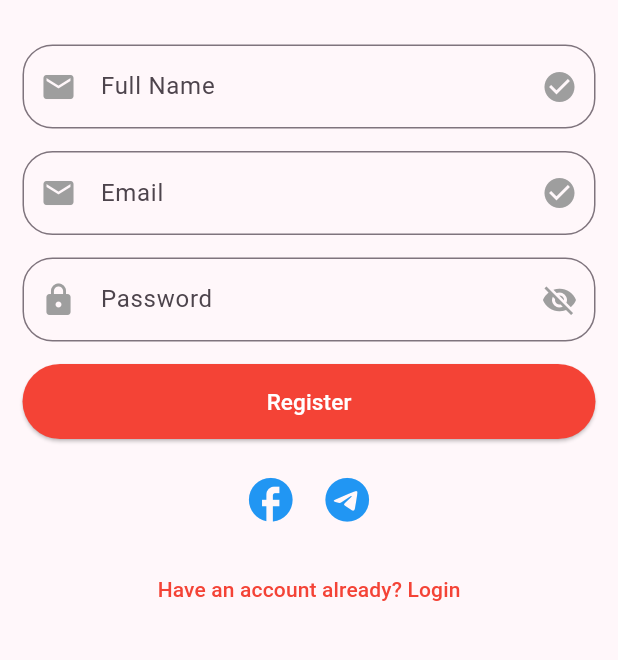
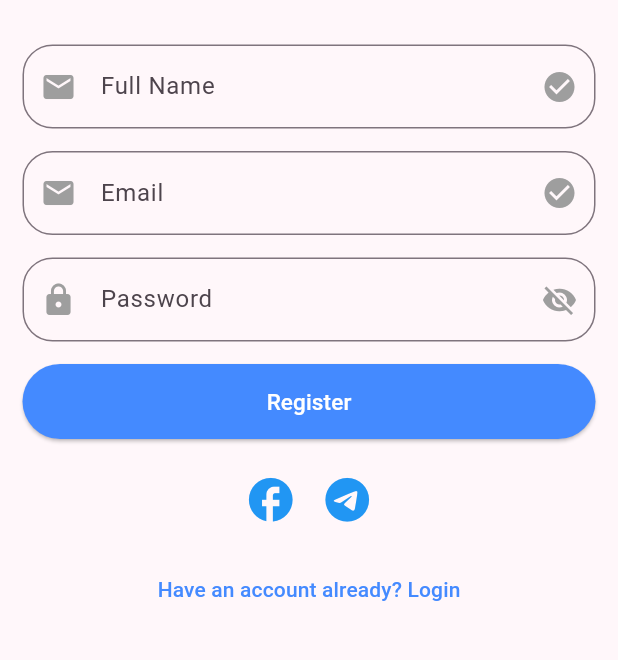
Before and after one commit to Hieng-Phun/Beltei_Demo, a Flutter app: the screen it shows after launch, after a tap on "Login an Account", after a tap on "Login", after a tap on "Don't have an account? Register", on a phone screen of 412 x 824 dp, the part 248-908 px from its top. Run offline on Flutter 3.47's test engine with Material 3 defaults, Android fonts, the light colour scheme and no system bars; our stand-ins replace shared_preferences.

Commit message:
modified all

```diff
--- a/lib/screen/home_screen.dart
+++ b/lib/screen/home_screen.dart
@@ -48,7 +48,7 @@ class _HomeScreenState extends State<HomeScreen> {
                 Text(
                   "$fullName",
                   style: TextStyle(
-                    color: Colors.red,
+                    color: Colors.blueAccent,
                     fontSize: 25,
                     fontWeight: FontWeight.bold,
                   ),
@@ -65,6 +65,8 @@ class _HomeScreenState extends State<HomeScreen> {
                 prefixIcon: Icon(Icons.search),
               ),
             ),
+            SizedBox(height: 80),
+            Center(child: Text("Home Page")),
           ],
         ),
       ),
--- a/lib/screen/login_screen.dart
+++ b/lib/screen/login_screen.dart
@@ -123,7 +123,9 @@ class _LoginScreenState extends State<LoginScreen> {
                       );
                     }
                   },
-                  style: ElevatedButton.styleFrom(backgroundColor: Colors.red),
+                  style: ElevatedButton.styleFrom(
+                    backgroundColor: Colors.blueAccent,
+                  ),
                   child: Text(
                     "Login",
                     style: TextStyle(color: Colors.white, fontSize: 15),
@@ -141,7 +143,7 @@ class _LoginScreenState extends State<LoginScreen> {
                 },
                 child: Text(
                   "Don't have an account? Register",
-                  style: TextStyle(color: Colors.red),
+                  style: TextStyle(color: Colors.blueAccent),
                 ),
               ),
             ],
--- a/lib/screen/register_screen.dart
+++ b/lib/screen/register_screen.dart
@@ -166,7 +166,7 @@ class _RegisterScreenState extends State<RegisterScreen> {
                           }
                         },
                         style: ElevatedButton.styleFrom(
-                          backgroundColor: Colors.red,
+                          backgroundColor: Colors.blueAccent,
                         ),
                         child: Text(
                           "Register",
@@ -185,7 +185,7 @@ class _RegisterScreenState extends State<RegisterScreen> {
                       },
                       child: Text(
                         "Have an account already? Login",
-                        style: TextStyle(color: Colors.red),
+                        style: TextStyle(color: Colors.blueAccent),
                       ),
                     ),
                   ],
--- a/lib/screen/splash_screen.dart
+++ b/lib/screen/splash_screen.dart
@@ -25,7 +25,9 @@ class SplashScreen extends StatelessWidget {
                       AppRoutes.loginScreen,
                     );
                   },
-                  style: ElevatedButton.styleFrom(backgroundColor: Colors.red),
+                  style: ElevatedButton.styleFrom(
+                    backgroundColor: Colors.blueAccent,
+                  ),
                   child: Text(
                     "Login an Account",
                     style: TextStyle(color: Colors.white),
@@ -46,12 +48,12 @@ class SplashScreen extends StatelessWidget {
                     backgroundColor: Colors.white,
                     side: BorderSide(
                       width: 1, // the thickness
-                      color: Colors.red, // the color of the border
+                      color: Colors.blueAccent, // the color of the border
                     ),
                   ),
                   child: Text(
                     "Log In as Guest",
-                    style: TextStyle(color: Colors.red),
+                    style: TextStyle(color: Colors.blueAccent),
                   ),
                 ),
               ),
```
Also changed, not shown: lib/screen/account_screen.dart (+1 -13 lines), lib/screen/main_screen.dart (+20 -4 lines), 1 other file.
